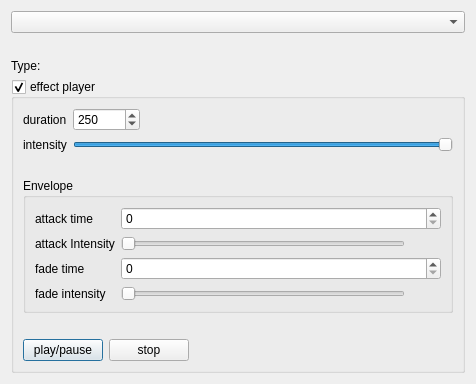
Before: the Qt Designer form examples/hapticsplayer/dialog.ui in qtproject/qt-mobility, drawn with Qt 5.
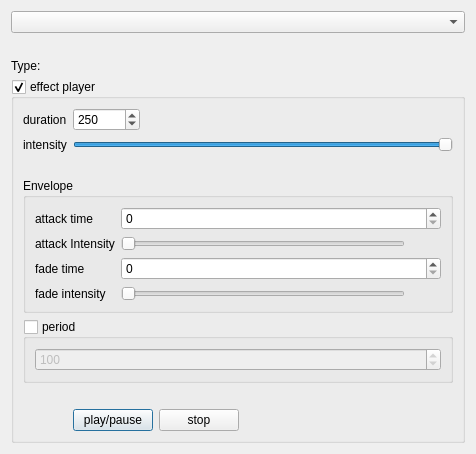
After: the same form once the commit is applied.

Commit message: adding support for the period to the haptics example

The edit to the form file:
```diff
--- a/examples/hapticsplayer/dialog.ui
+++ b/examples/hapticsplayer/dialog.ui
@@ -7,7 +7,7 @@
     <x>0</x>
     <y>0</y>
     <width>476</width>
-    <height>368</height>
+    <height>449</height>
    </rect>
   </property>
   <property name="windowTitle">
@@ -208,14 +208,45 @@
         </layout>
        </widget>
       </item>
-      <item row="4" column="0">
+      <item row="4" column="0" colspan="2">
+       <widget class="QGroupBox" name="grpPeriod">
+        <property name="title">
+         <string>period</string>
+        </property>
+        <property name="flat">
+         <bool>true</bool>
+        </property>
+        <property name="checkable">
+         <bool>true</bool>
+        </property>
+        <property name="checked">
+         <bool>false</bool>
+        </property>
+        <layout class="QHBoxLayout" name="horizontalLayout_4">
+         <item>
+          <widget class="QSpinBox" name="period">
+           <property name="minimum">
+            <number>1</number>
+           </property>
+           <property name="maximum">
+            <number>1000</number>
+           </property>
+           <property name="value">
+            <number>100</number>
+           </property>
+          </widget>
+         </item>
+        </layout>
+       </widget>
+      </item>
+      <item row="5" column="0">
        <widget class="QLabel" name="currentTime">
         <property name="text">
          <string/>
         </property>
        </widget>
       </item>
-      <item row="5" column="0" colspan="2">
+      <item row="7" column="1">
        <layout class="QHBoxLayout" name="horizontalLayout_3">
         <item>
          <widget class="QPushButton" name="playPause">
```
Left out of the diff: 2 changed lines with no effect on the pictures. The commit also changes 2 other files.
